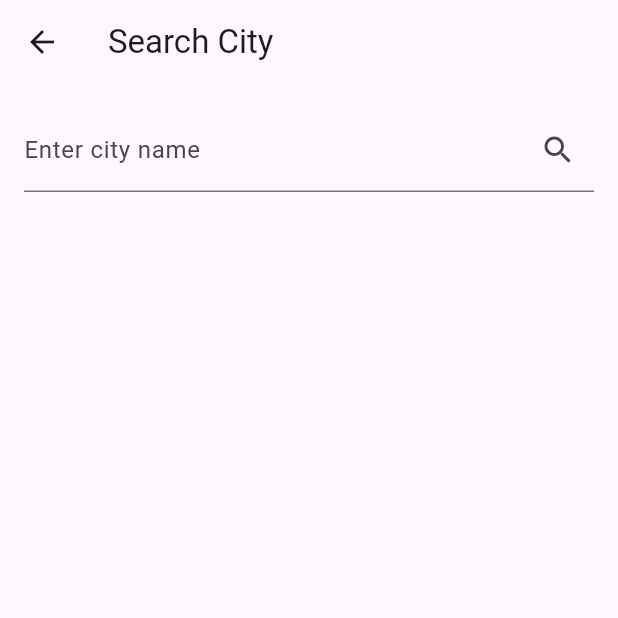
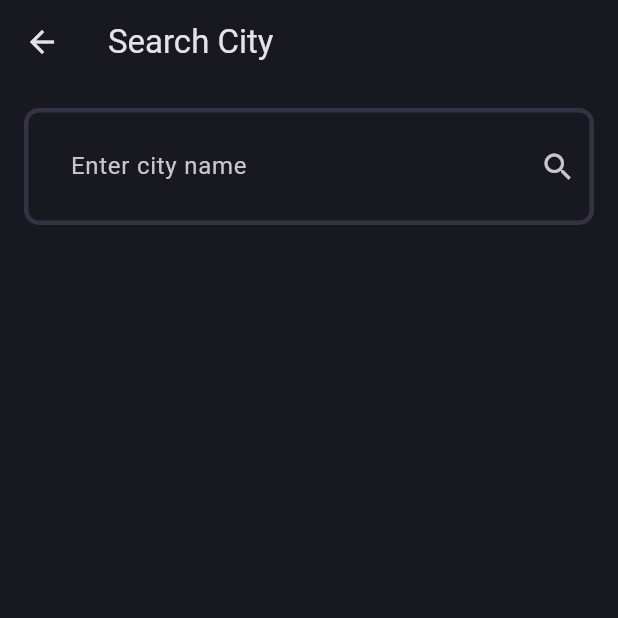
Before and after one commit to shubhrai2811/ZeoTap_assign, a Flutter app: the screen it shows after launch, after a tap on the "search" icon, on a phone screen of 412 x 824 dp, the top half of it. Run offline on Flutter 3.47's test engine with Material 3 defaults, Android fonts, the phone set to English and light mode, and no system bars; our stand-ins replace fl_chart, flutter_local_notifications, shared_preferences, sqflite; missing offline and left inert: workmanager; accounts and stored records are empty; network calls fail; statements that could not run were skipped.

Commit message:
theme updated
Signed-off-by: shubhrai2811 <shubhlusiferrai@gmail.com>

```diff
--- /dev/null
+++ b/real_time_weather_monitoring/lib/core/theme/app_pallete.dart
@@ -0,0 +1,13 @@
+import 'package:flutter/material.dart';
+
+class AppPallete {
+  static const Color backgroundColor = Color.fromRGBO(24, 24, 32, 1);
+  static const Color gradient1 = Color.fromRGBO(187, 63, 221, 1);
+  static const Color gradient2 = Color.fromRGBO(251, 109, 169, 1);
+  static const Color gradient3 = Color.fromRGBO(255, 159, 124, 1);
+  static const Color borderColor = Color.fromRGBO(52, 51, 67, 1);
+  static const Color whiteColor = Colors.white;
+  static const Color greyColor = Colors.grey;
+  static const Color errorColor = Colors.redAccent;
+  static const Color transparentColor = Colors.transparent;
+}
--- /dev/null
+++ b/real_time_weather_monitoring/lib/core/theme/app_theme.dart
@@ -0,0 +1,32 @@
+import 'package:real_time_weather_monitoring/core/theme/app_pallete.dart';
+import 'package:flutter/material.dart';
+
+class AppTheme {
+  static _border([Color color = AppPallete.borderColor]) => OutlineInputBorder(
+      borderSide: BorderSide(
+        color: color,
+        width: 3,
+      ),
+      borderRadius: BorderRadius.circular(10));
+
+  static final darkThemeMode = ThemeData.dark().copyWith(
+    scaffoldBackgroundColor: AppPallete.backgroundColor,
+    appBarTheme: const AppBarTheme(
+      backgroundColor: AppPallete.backgroundColor,
+      elevation: 0,
+    ),
+    chipTheme: const ChipThemeData(
+      color: MaterialStatePropertyAll(
+        AppPallete.backgroundColor,
+      ),
+      side: BorderSide.none,
+    ),
+    inputDecorationTheme: InputDecorationTheme(
+      contentPadding: const EdgeInsets.all(27),
+      border: _border(),
+      enabledBorder: _border(),
+      focusedBorder: _border(AppPallete.gradient2),
+      errorBorder: _border(AppPallete.errorColor),
+    ),
+  );
+}
--- a/real_time_weather_monitoring/lib/main.dart
+++ b/real_time_weather_monitoring/lib/main.dart
@@ -5,6 +5,7 @@ import 'screens/home_screen.dart';
 import 'services/background_service.dart';
 import 'services/database_service.dart';
 import 'services/weather_api_service.dart';
+import 'core/theme/app_theme.dart';
 
 void main() async {
   WidgetsFlutterBinding.ensureInitialized();
@@ -38,9 +39,7 @@ class MyApp extends StatelessWidget {
       value: weatherProvider,
       child: MaterialApp(
         title: 'Real-Time Weather Monitoring',
-        theme: ThemeData(
-          primarySwatch: Colors.blue,
-        ),
+        theme: AppTheme.darkThemeMode,
         home: HomeScreen(weatherProvider: weatherProvider),
       ),
     );
--- a/real_time_weather_monitoring/lib/screens/home_screen.dart
+++ b/real_time_weather_monitoring/lib/screens/home_screen.dart
@@ -1,5 +1,6 @@
 import 'package:flutter/material.dart';
 import 'package:provider/provider.dart';
+import 'package:real_time_weather_monitoring/core/theme/app_pallete.dart';
 import 'package:real_time_weather_monitoring/screens/alert_screen.dart';
 import '../providers/weather_provider.dart';
 import '../widgets/city_weather_card.dart';
@@ -39,7 +40,7 @@ class _HomeScreenState extends State<HomeScreen> {
         title: const Text('Real-Time Weather Monitoring'),
         actions: [
           IconButton(
-            icon: const Icon(Icons.search),
+            icon: const Icon(Icons.search, color: AppPallete.whiteColor),
             onPressed: () {
               Navigator.push(
                 context,
@@ -48,7 +49,7 @@ class _HomeScreenState extends State<HomeScreen> {
             },
           ),
           IconButton(
-            icon: const Icon(Icons.summarize),
+            icon: const Icon(Icons.summarize, color: AppPallete.whiteColor),
             onPressed: () {
               Navigator.push(
                 context,
@@ -57,7 +58,7 @@ class _HomeScreenState extends State<HomeScreen> {
             },
           ),
           IconButton(
-            icon: const Icon(Icons.notifications),
+            icon: const Icon(Icons.notifications, color: AppPallete.whiteColor),
             onPressed: () {
               Navigator.push(
                 context,
@@ -66,7 +67,7 @@ class _HomeScreenState extends State<HomeScreen> {
             },
           ),
           IconButton(
-            icon: const Icon(Icons.settings),
+            icon: const Icon(Icons.settings, color: AppPallete.whiteColor),
             onPressed: () {
               Navigator.push(
                 context,
@@ -76,13 +77,26 @@ class _HomeScreenState extends State<HomeScreen> {
           ),
         ],
       ),
-      body: RefreshIndicator(
+      body: Container(
+        decoration: BoxDecoration(
+          gradient: LinearGradient(
+            begin: Alignment.topLeft,
+            end: Alignment.bottomRight,
+            colors: [
+              AppPallete.gradient1,
+              AppPallete.gradient2,
+              AppPallete.gradient3,
+            ],
+          ),
+        ),
+        child: RefreshIndicator(
           onRefresh: () => widget.weatherProvider.fetchAndStoreWeatherData(),
           child: Consumer<WeatherProvider>(
             builder: (context, weatherProvider, child) {
               if (weatherProvider.currentWeather.isEmpty) {
                 return const Center(
-                child: CircularProgressIndicator(),
+                  child:
+                      CircularProgressIndicator(color: AppPallete.whiteColor),
                 );
               }
               return ListView.builder(
@@ -96,6 +110,7 @@ class _HomeScreenState extends State<HomeScreen> {
             },
           ),
         ),
+      ),
     );
   }
 }
--- a/real_time_weather_monitoring/lib/widgets/city_weather_card.dart
+++ b/real_time_weather_monitoring/lib/widgets/city_weather_card.dart
@@ -2,17 +2,23 @@ import 'package:flutter/material.dart';
 import '../models/weather.dart';
 import '../providers/weather_provider.dart';
 import 'package:provider/provider.dart';
+import '../core/theme/app_pallete.dart';
 
 class CityWeatherCard extends StatelessWidget {
   final Weather weather;
 
-  const CityWeatherCard({super.key, required this.weather});
+  const CityWeatherCard({Key? key, required this.weather}) : super(key: key);
 
   @override
   Widget build(BuildContext context) {
     final weatherProvider = Provider.of<WeatherProvider>(context);
     return Card(
       margin: const EdgeInsets.all(8.0),
+      color: AppPallete.backgroundColor.withOpacity(0.7),
+      shape: RoundedRectangleBorder(
+        borderRadius: BorderRadius.circular(15),
+        side: BorderSide(color: AppPallete.borderColor, width: 2),
+      ),
       child: Padding(
         padding: const EdgeInsets.all(16.0),
         child: Column(
@@ -20,15 +26,28 @@ class CityWeatherCard extends StatelessWidget {
           children: [
             Text(
               weather.city,
-              style: Theme.of(context).textTheme.titleLarge,
+              style: Theme.of(context)
+                  .textTheme
+                  .titleLarge
+                  ?.copyWith(color: AppPallete.whiteColor),
             ),
             const SizedBox(height: 8.0),
             Text(
-                'Temperature: ${weatherProvider.convertTemperature(weather.temperature).toStringAsFixed(1)}${weatherProvider.getTemperatureUnit()}'),
+              'Temperature: ${weatherProvider.convertTemperature(weather.temperature).toStringAsFixed(1)}${weatherProvider.getTemperatureUnit()}',
+              style: TextStyle(color: AppPallete.whiteColor),
+            ),
             Text(
-                'Feels like: ${weatherProvider.convertTemperature(weather.feelsLike).toStringAsFixed(1)}${weatherProvider.getTemperatureUnit()}'),
-            Text('Condition: ${weather.condition}'),
-            Text('Last updated: ${weather.timestamp.toString()}'),
+              'Feels like: ${weatherProvider.convertTemperature(weather.feelsLike).toStringAsFixed(1)}${weatherProvider.getTemperatureUnit()}',
+              style: TextStyle(color: AppPallete.whiteColor),
+            ),
+            Text(
+              'Condition: ${weather.condition}',
+              style: TextStyle(color: AppPallete.whiteColor),
+            ),
+            Text(
+              'Last updated: ${weather.timestamp.toString()}',
+              style: TextStyle(color: AppPallete.greyColor),
+            ),
           ],
         ),
       ),
```
Lines whose indentation alone changed are shown as unchanged.
